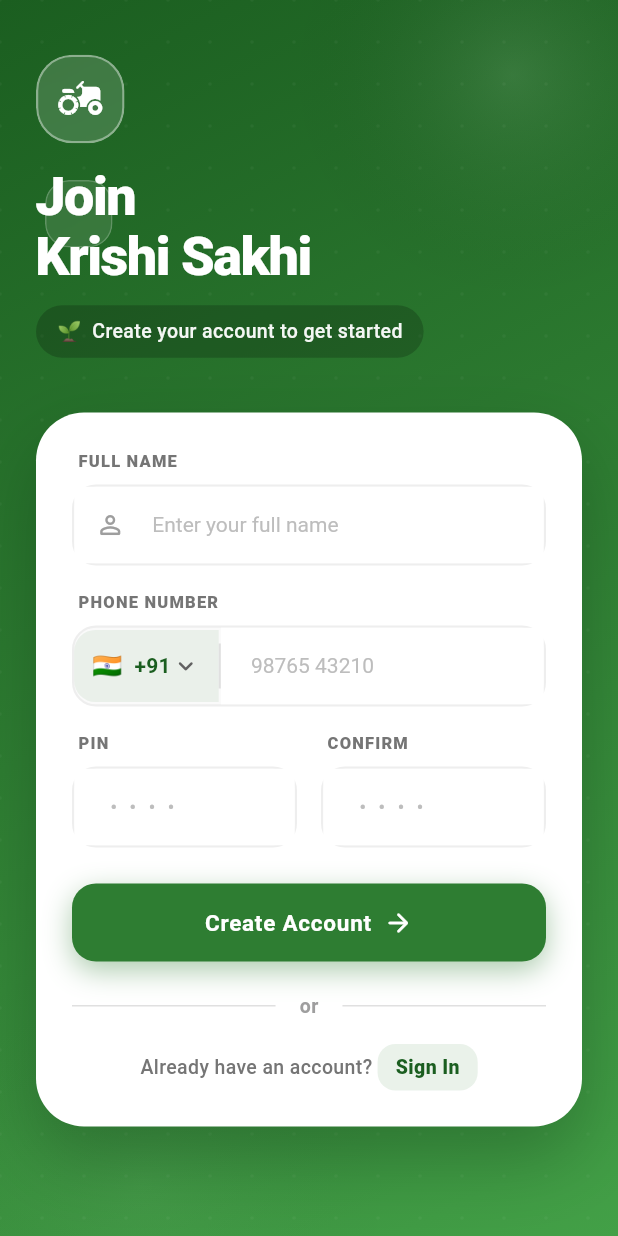
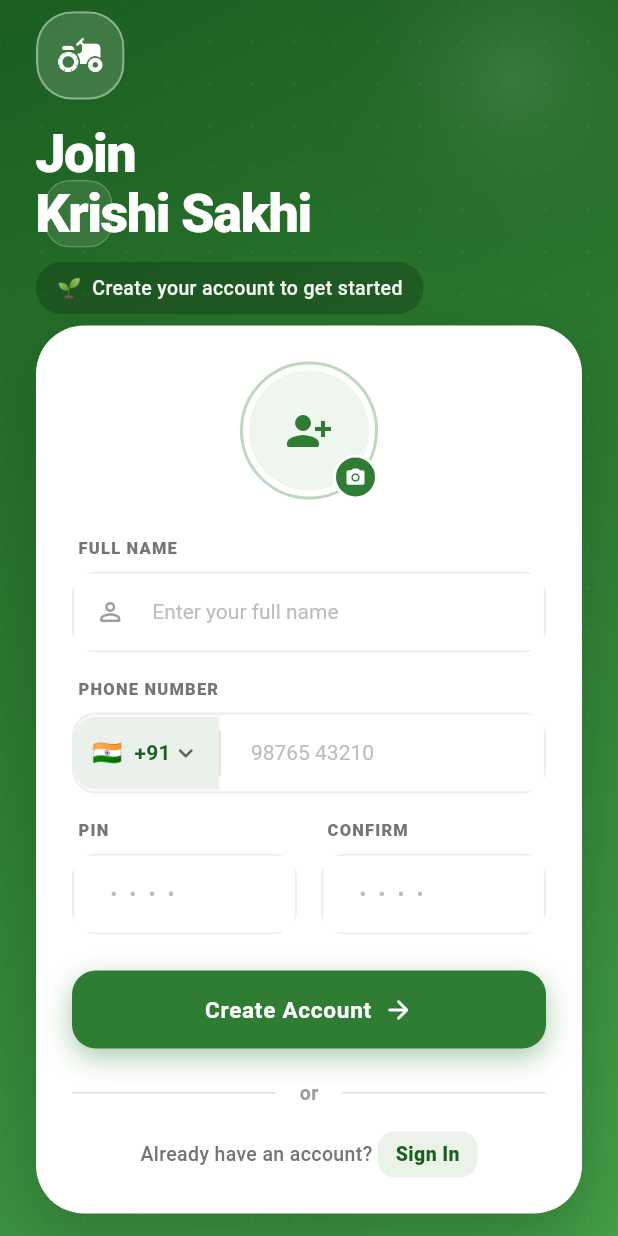
Before and after one commit to yuvakrishnayk/krishi_sakhi, a Flutter app: the SignupPage screen opened directly, on a phone screen of 412 x 824 dp. Run offline on Flutter 3.47's test engine with Material 3 defaults, Android fonts, the phone set to English and light mode, and no system bars; our stand-ins replace cloud_firestore, flutter_map, geolocator, image_picker, latlong2; accounts and stored records are empty.

Commit message:
feat: add profile picture upload functionality to SignupPage

```diff
--- a/lib/screens/Signup_Page/signup_page.dart
+++ b/lib/screens/Signup_Page/signup_page.dart
@@ -1,6 +1,8 @@
 import 'package:flutter/material.dart';
 import 'package:flutter/services.dart';
 import 'dart:ui';
+import 'dart:io';
+import 'package:image_picker/image_picker.dart';
 
 class SignupPage extends StatefulWidget {
   const SignupPage({super.key});
@@ -24,6 +26,10 @@
   bool _isPinVisible = false;
   bool _isConfirmPinVisible = false;
   bool _isLoading = false;
+
+  // Image handling variables
+  File? _profileImage;
+  final ImagePicker _picker = ImagePicker();
 
   late AnimationController _fadeController;
   late AnimationController _slideController;
@@ -93,9 +99,33 @@
     super.dispose();
   }
 
+  // --- Image Picker Function ---
+  Future<void> _pickImage() async {
+    try {
+      final XFile? pickedFile = await _picker.pickImage(
+        source: ImageSource.gallery,
+        imageQuality:
+            80, // Compresses the image slightly for better performance
+      );
+
+      if (pickedFile != null) {
+        setState(() {
+          _profileImage = File(pickedFile.path);
+        });
+      }
+    } catch (e) {
+      _showError('Failed to pick image: $e');
+    }
+  }
+
   Future<void> _handleSignup() async {
     FocusScope.of(context).unfocus();
 
+    if (_profileImage == null) {
+      // Optional: enforce profile picture upload
+      // _showError('Please select a profile picture');
+      // return;
+    }
     if (_nameController.text.isEmpty) {
       _showError('Please enter your name');
       return;
@@ -248,7 +278,6 @@
 
   @override
   Widget build(BuildContext context) {
-    // Scaffold now prevents the UI from resizing and shrinking when the keyboard pops up
     return Scaffold(
       resizeToAvoidBottomInset: false,
       backgroundColor: const Color(0xFF1B5E20),
@@ -405,7 +434,7 @@
                                 borderRadius: BorderRadius.circular(20),
                               ),
                               child: Text(
-                                '🌱  Create your account to get started',
+                                '🌱  Create your account to get started',
                                 style: TextStyle(
                                   fontSize: 13,
                                   fontWeight: FontWeight.w500,
@@ -447,6 +476,69 @@
                             crossAxisAlignment: CrossAxisAlignment.start,
                             mainAxisSize: MainAxisSize.min,
                             children: [
+                              // --- Profile Picture Upload Avatar ---
+                              Center(
+                                child: GestureDetector(
+                                  onTap: _pickImage,
+                                  child: Stack(
+                                    children: [
+                                      Container(
+                                        padding: const EdgeInsets.all(4),
+                                        decoration: BoxDecoration(
+                                          shape: BoxShape.circle,
+                                          border: Border.all(
+                                            color: const Color(
+                                              0xFF2E7D32,
+                                            ).withOpacity(0.3),
+                                            width: 2,
+                                          ),
+                                        ),
+                                        child: CircleAvatar(
+                                          radius: 40,
+                                          backgroundColor: const Color(
+                                            0xFF2E7D32,
+                                          ).withOpacity(0.08),
+                                          backgroundImage:
+                                              _profileImage != null
+                                                  ? FileImage(_profileImage!)
+                                                  : null,
+                                          child:
+                                              _profileImage == null
+                                                  ? const Icon(
+                                                    Icons
+                                                        .person_add_alt_1_rounded,
+                                                    size: 32,
+                                                    color: Color(0xFF2E7D32),
+                                                  )
+                                                  : null,
+                                        ),
+                                      ),
+                                      Positioned(
+                                        bottom: 0,
+                                        right: 0,
+                                        child: Container(
+                                          padding: const EdgeInsets.all(6),
+                                          decoration: BoxDecoration(
+                                            color: const Color(0xFF2E7D32),
+                                            shape: BoxShape.circle,
+                                            border: Border.all(
+                                              color: Colors.white,
+                                              width: 2,
+                                            ),
+                                          ),
+                                          child: const Icon(
+                                            Icons.camera_alt_rounded,
+                                            size: 14,
+                                            color: Colors.white,
+                                          ),
+                                        ),
+                                      ),
+                                    ],
+                                  ),
+                                ),
+                              ),
+                              const SizedBox(height: 24),
+
                               // Name Field
                               _buildInputField(
                                 controller: _nameController,
```
